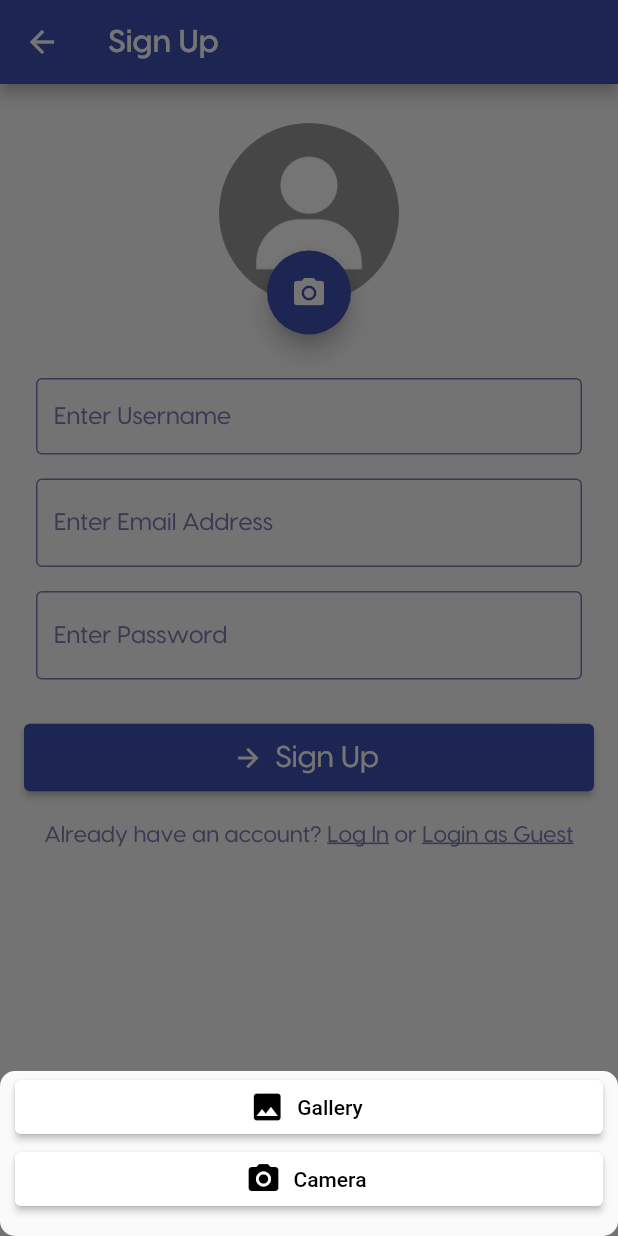
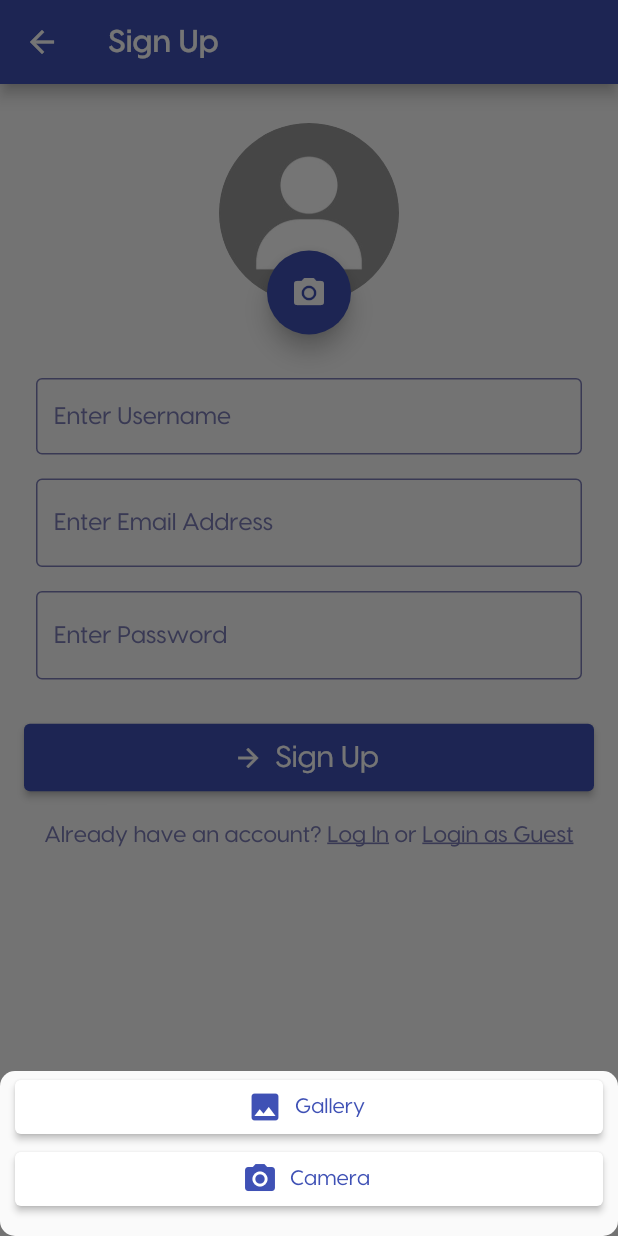
Before and after one commit to Fabian-Peter/mobile-app-dev, a Flutter app: the SignUpScreen screen opened directly with empty values, after a tap on the "camera alt" icon, on a phone screen of 412 x 824 dp. Run offline on Flutter 3.47's test engine with Material 2 defaults, Android fonts, the phone set to English and light mode, and no system bars; our stand-ins replace badges, cached_network_image, email_validator, firebase_auth, firebase_core, firebase_database and 5 more; missing offline and left inert: firebase_ui_auth; accounts and stored records are empty; network calls fail.

Commit message:
small changes

```diff
--- a/DiaBeatThis/lib/screens/profile_screen.dart
+++ b/DiaBeatThis/lib/screens/profile_screen.dart
@@ -45,7 +45,9 @@ class _ProfileScreenState extends State<ProfileScreen> {
                   crossAxisAlignment: CrossAxisAlignment.center,
                   children: [
                     UserProfileImage(userID: widget.userID, iconSize: 120),
-                    //_buildEditIcon(context),
+                    const SizedBox(height: 30),
+                    const Text("My Recipes", style: PROFILE_RECIPE_CAPTION_BLACK),
+                    const SizedBox(height: 15),
                     Userposts(userID: widget.userID)
                   ],
                 ),
--- a/DiaBeatThis/lib/screens/signUp_screen.dart
+++ b/DiaBeatThis/lib/screens/signUp_screen.dart
@@ -86,17 +86,17 @@ class _SignUpScreen extends State<SignUpScreen> {
                   style: ElevatedButton.styleFrom(
                       backgroundColor: Colors.white,
                       foregroundColor: Colors.black),
-                  icon: const Icon(Icons.image),
+                  icon: const Icon(Icons.image, color: COLOR_INDIGO),
+                  label: const Text('Gallery', style: TEXT_PLAIN_INDIGO),
                   onPressed: () => pickImage(ImageSource.gallery),
-                  label: const Text('Gallery'),
                 ),
                 ElevatedButton.icon(
                   style: ElevatedButton.styleFrom(
                       backgroundColor: Colors.white,
                       foregroundColor: Colors.black),
+                  icon: const Icon(Icons.camera_alt, color: COLOR_INDIGO),
+                  label: const Text('Camera', style: TEXT_PLAIN_INDIGO),
                   onPressed: () => pickImage(ImageSource.camera),
-                  icon: const Icon(Icons.camera_alt),
-                  label: const Text('Camera'),
                 )
               ]));
         });
--- a/DiaBeatThis/lib/utils/constants.dart
+++ b/DiaBeatThis/lib/utils/constants.dart
@@ -32,6 +32,8 @@ const TextStyle POST_CAPTION_INDIGO =
     TextStyle(color: COLOR_INDIGO, fontSize: 16, fontFamily: 'VisbyDemiBold');
 const TextStyle POST_CAPTION_BLACK =
     TextStyle(color: COLOR_BLACK, fontSize: 16, fontFamily: 'VisbyDemiBold');
+const TextStyle PROFILE_RECIPE_CAPTION_BLACK =
+    TextStyle(color: COLOR_BLACK, fontSize: 22, fontFamily: 'VisbyDemiBold');
 const TextStyle TAGS_TOGGLE =
     TextStyle(fontFamily: "VisbyDemiBold", fontSize: 13);
 const TextStyle POST_CAPTION_BLACK_PROFILE =
--- a/DiaBeatThis/pubspec.yaml
+++ b/DiaBeatThis/pubspec.yaml
@@ -98,6 +98,7 @@ flutter:
     - assets/images/Dessert.png
     - assets/images/Asian.png
     - assets/images/QuickEasy.png
+    - assets/images/Nutrition.png
 
 
   # An image asset can refer to one or more resolution-specific "variants", see
```
Also changed, not shown: DiaBeatThis/lib/screens/Comments_Screen.dart (+8 -11 lines), DiaBeatThis/assets/images/Nutrition.png (added).
